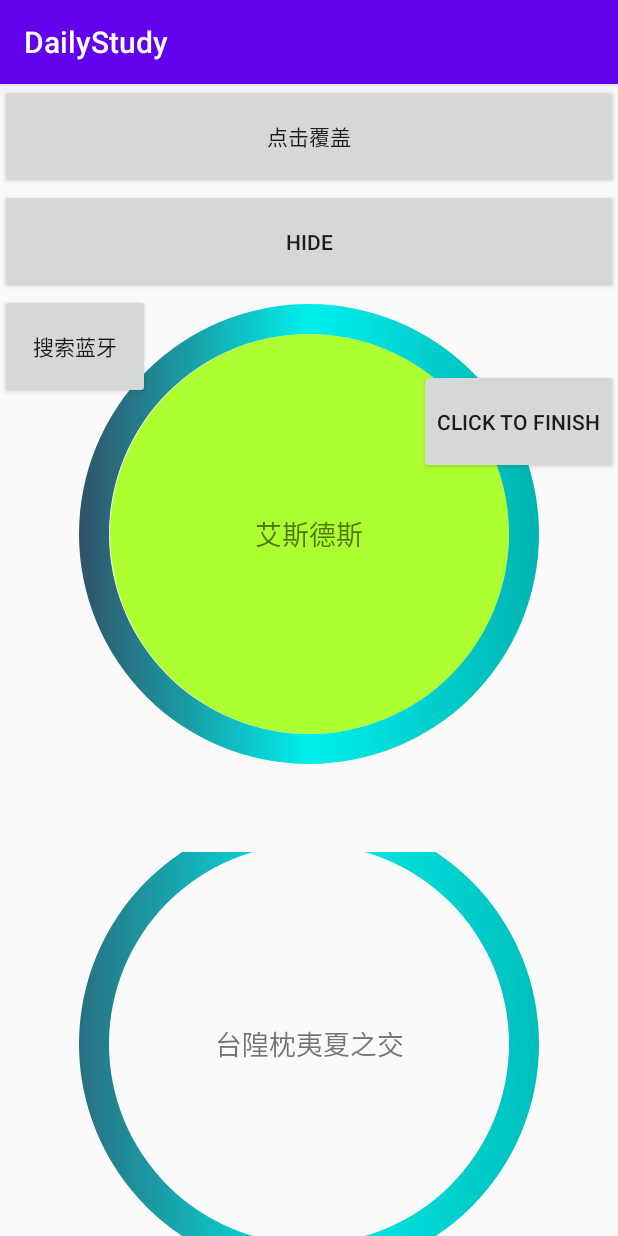
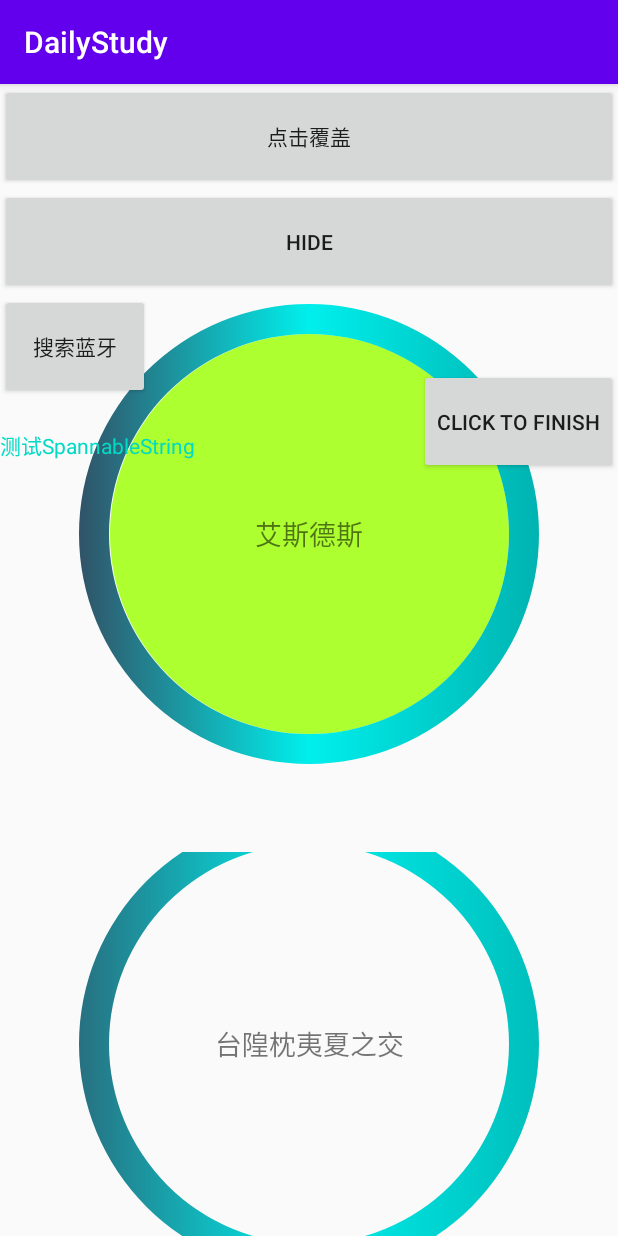
Before and after one commit to ShirleyLuoppx/DailyStudy, an Android app: the screen it shows after launch (MainActivity before the commit, SpannableStringDemo after it), on a phone screen of 412 x 824 dp. Run offline under Robolectric (Android 15) with nearby library versions, the phone set to English and light mode, and no system bars; network calls fail.

Commit message:
feat: 添加了用spannableString设置了前景色后的textview能否用settextcolor来修改文字颜色（不能）
添加了用spannableString设置了前景色后的textview能否用settextcolor来修改文字颜色（不能）

```diff
--- a/app/src/main/AndroidManifest.xml
+++ b/app/src/main/AndroidManifest.xml
@@ -24,7 +24,7 @@
         android:roundIcon="@mipmap/ic_launcher_round"
         android:supportsRtl="true"
         android:theme="@style/AppTheme">
-        <activity android:name=".MainActivity">
+        <activity android:name=".SpannableStringDemo">
             <intent-filter>
                 <action android:name="android.intent.action.MAIN" />
 
--- /dev/null
+++ b/app/src/main/java/com/ppx/dailystudy/SpannableStringDemo.kt
@@ -0,0 +1,32 @@
+package com.ppx.dailystudy
+
+import android.os.Bundle
+import android.text.SpannableString
+import android.text.Spanned
+import android.text.style.ForegroundColorSpan
+import android.util.Log
+import androidx.appcompat.app.AppCompatActivity
+import kotlinx.android.synthetic.main.activity_main.*
+
+/**
+ * Author: luoxia
+ * Date: 2020/9/4 16:12
+ * Description: 此类主要是想要测试，使用SpannableString设置过前景色的textview后能否用settextclor修改
+ *
+ * 结论：使用SpannableString设置了文字的前景色之后是不能使用settextcolor来修改的
+ */
+class SpannableStringDemo : AppCompatActivity() {
+
+    override fun onCreate(savedInstanceState: Bundle?) {
+        super.onCreate(savedInstanceState)
+        setContentView(R.layout.activity_main)
+
+        val spannableString = SpannableString(tv_test_span.text)
+        spannableString.apply {
+            setSpan(ForegroundColorSpan(resources.getColor(R.color.colorAccent)),0,tv_test_span.text.length,Spanned.SPAN_INCLUSIVE_EXCLUSIVE)
+        }
+        tv_test_span.text = spannableString
+
+        tv_test_span.setTextColor(resources.getColor(R.color.colorBlack))
+    }
+}
--- a/app/src/main/res/layout/activity_main.xml
+++ b/app/src/main/res/layout/activity_main.xml
@@ -73,6 +73,15 @@
         app:layout_constraintLeft_toLeftOf="parent"
         app:layout_constraintTop_toBottomOf="@id/et_test_hide" />
 
+    <TextView
+        android:id="@+id/tv_test_span"
+        android:layout_width="wrap_content"
+        android:layout_height="wrap_content"
+        android:text="测试SpannableString"
+        app:layout_constraintLeft_toLeftOf="parent"
+        app:layout_constraintTop_toBottomOf="@id/bt_start_search_blue_tooth"
+        android:layout_marginTop="20dp"/>
+
     <Button
         android:id="@+id/click_finish"
         android:layout_width="wrap_content"
```
